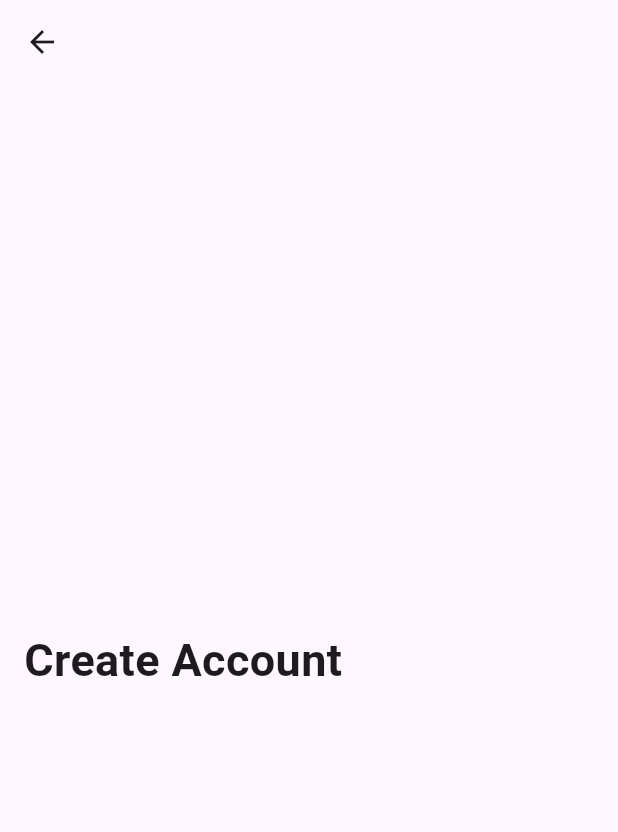
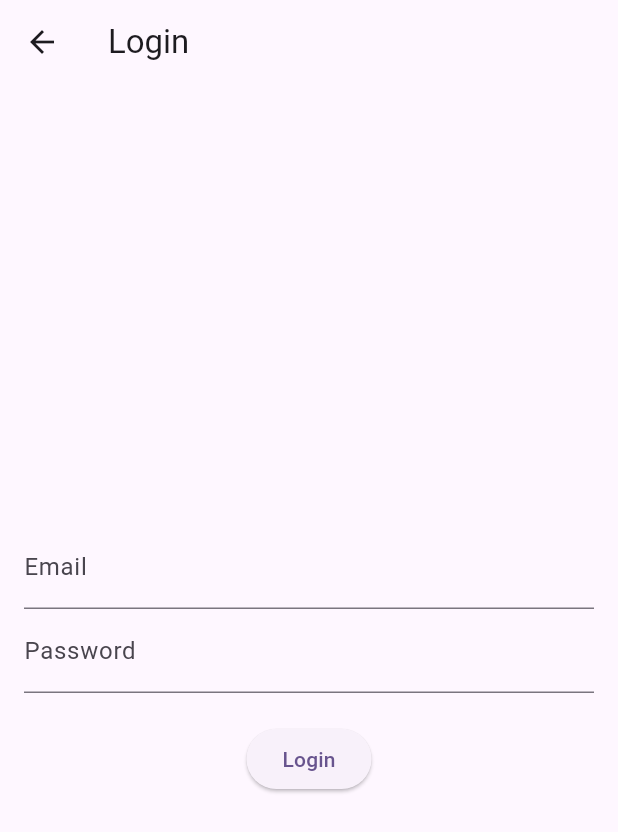
Before and after one commit to Aluve-Software/aluve_calendar_mobile, a Flutter app: the LoginScreen screen opened directly, on a phone screen of 412 x 824 dp. Shown: the top 832 px of the screen. Run offline on Flutter 3.47's test engine with Material 2 defaults, Android fonts, the phone set to English and light mode, and no system bars; our stand-ins replace dio, email_validator, flutter_secure_storage, logger; accounts and stored records are empty.

Commit message:
🔧 fix(login_screen.dart): fix indentation and formatting issues in LoginScreen widget ✨ feat(login_screen.dart): add title to AppBar in LoginScreen ✨ feat(login_screen.dart): add email and password text fields, login button, and error message handling in LoginScreen 🔧 fix(auth_provider.dart): change variable name from isRegistered to isLoggedIn for better semantics ✨ feat(auth_provider.dart): add isLoggedIn getter in AuthProvider class 🔧 fix(auth_provider.dart): change variable name from isRegistered to isLoggedIn in loginUser method of AuthProvider class ✨ feat(auth_provider.dart): add error message handling in loginUser method of AuthProvider class

```diff
--- a/lib/features/auth/presentation/screens/login_screen.dart
+++ b/lib/features/auth/presentation/screens/login_screen.dart
@@ -19,16 +19,43 @@ class LoginScreenState extends State<LoginScreen> {
     final authProvider = Provider.of<AuthProvider>(context);
 
     return Scaffold(
-      appBar: AppBar(),
-      body: const Padding(
-        padding: EdgeInsets.all(16.0),
-        child: Column(mainAxisAlignment: MainAxisAlignment.center, children: [
-          Text("Create Account",
-              style: TextStyle(
-                fontSize: 30,
-                fontWeight: FontWeight.w700,
-              ))
-        ]),
+      appBar: AppBar(
+        title: const Text('Login'),
+      ),
+      body: Padding(
+        padding: const EdgeInsets.all(16.0),
+        child: Column(
+          mainAxisAlignment: MainAxisAlignment.center,
+          children: <Widget>[
+            TextField(
+              controller: _emailController,
+              decoration: const InputDecoration(labelText: 'Email'),
+            ),
+            TextField(
+              controller: _passwordController,
+              obscureText: true,
+              decoration: const InputDecoration(labelText: 'Password'),
+            ),
+            const SizedBox(height: 20.0),
+            ElevatedButton(
+              onPressed: () async {
+                final email = _emailController.text.trim();
+                final password = _passwordController.text.trim();
+
+                authProvider.loginUser(email, password);
+              },
+              child: authProvider.isLoading
+                  ? const CircularProgressIndicator()
+                  : const Text('Login'),
+            ),
+            if (authProvider.errorMessage.isNotEmpty)
+              Text(
+                authProvider.errorMessage,
+                style: const TextStyle(color: Colors.red),
+              ),
+            if (authProvider.isLoggedIn) const Text('Logged in successfully!'),
+          ],
+        ),
       ),
     );
   }
--- a/lib/features/auth/provider/auth_provider.dart
+++ b/lib/features/auth/provider/auth_provider.dart
@@ -17,13 +17,13 @@ class AuthProvider extends ChangeNotifier {
   bool _isEmailValid = true;
 
   bool _isLoading = false;
-  bool _isRegistered = false;
+  bool _isLoggedIn = false;
   String _errorMessage = '';
 
   bool get isEmailValid => _isEmailValid;
 
   bool get isLoading => _isLoading;
-  bool get isRegistered => _isRegistered;
+  bool get isLoggedIn => _isLoggedIn;
   String get errorMessage => _errorMessage;
 
   void validateEmail(String email) {
@@ -34,7 +34,7 @@ class AuthProvider extends ChangeNotifier {
   Future<void> loginUser(String email, String password) async {
     try {
       _isLoading = true;
-      _isRegistered = false;
+      _isLoggedIn = false;
       _errorMessage = '';
 
       if (!_isEmailValid) {
@@ -46,12 +46,11 @@ class AuthProvider extends ChangeNotifier {
       await _authRepository.loginUser(email: email, password: password);
 
 
-      _isRegistered = true;
+      _isLoggedIn = true;
       _isLoading = false;
     } catch (error) {
       _logger.e('Error occurred: $error');
       _errorMessage = 'Registration failed. Please try again.';
-      _isRegistered = false;
       _isLoading = false;
     } finally {
       notifyListeners();
```
